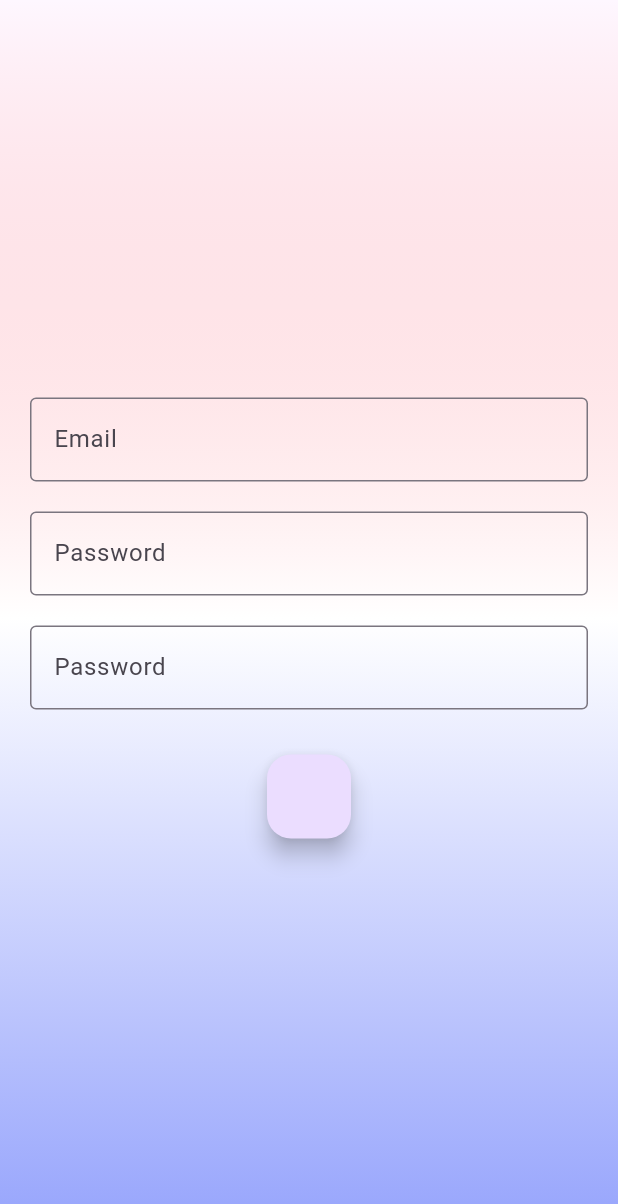
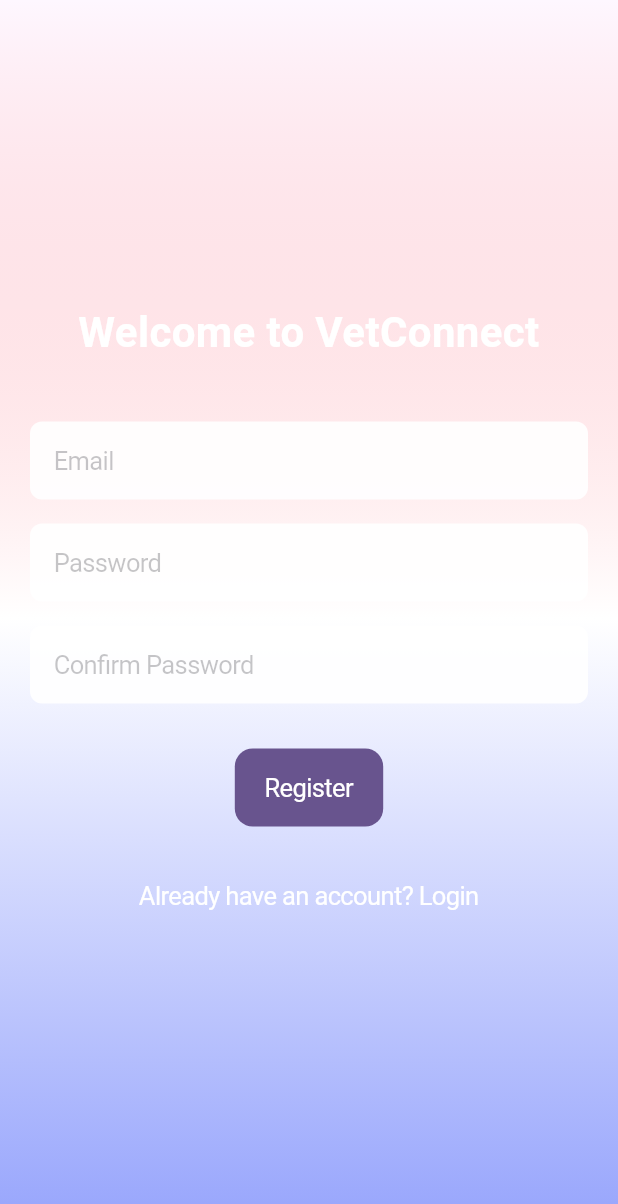
Before and after one commit to GarretsGitGathering/suri-vetconnect, a Flutter app: the RegisterPage screen opened directly, on a phone screen of 412 x 824 dp. Shown: the top 1204 px of the screen. Run offline on Flutter 3.47's test engine with Material 3 defaults, Android fonts, the phone set to English and light mode, and no system bars; our stand-ins replace cloud_firestore, firebase_auth, firebase_core, flutter_dotenv, shared_preferences; missing offline and left inert: dart_openai; accounts and stored records are empty.

Commit message:
Implemented better look for login and register pages. This will be the "new look".
Signed-off-by: Garret Washburn <gjwash02@louisvill.edu>

```diff
--- a/lib/firebase_helper.dart
+++ b/lib/firebase_helper.dart
@@ -17,7 +17,6 @@ class _FirebaseUser {
   }
 }
 
-// class which holds all firebase operation methods
 class FirebaseHelper {
 
   late _FirebaseUser _firebaseUser;
--- a/lib/registration/register.dart
+++ b/lib/registration/register.dart
@@ -1,7 +1,9 @@
 import 'package:flutter/material.dart';
+import 'package:flutter/cupertino.dart';
 import 'package:vetconnect/constants.dart';
-import 'package:vetconnect/home_page.dart';
+import 'package:vetconnect/route_page.dart';
 import 'package:vetconnect/firebase_helper.dart';
+import 'package:vetconnect/registration/login.dart';
 
 class RegisterPage extends StatefulWidget {
   const RegisterPage({super.key});
@@ -11,13 +13,16 @@ class RegisterPage extends StatefulWidget {
 }
 
 class _RegisterPageState extends State<RegisterPage> {
-
-  Future<void> registerHandler(String email, String password, String confirmPassword) async {
+  Future<void> registerHandler(
+    String email,
+    String password,
+    String confirmPassword,
+  ) async {
     if (email.length == 0 || !email.contains("@") || !email.contains(".")) {
       Constants.showPopup(
         context,
         "Invalid Email",
-        "The email address you have entered is not valid. Please enter a valid email."
+        "The email address you have entered is not valid. Please enter a valid email.",
       );
       return;
     }
@@ -26,21 +31,26 @@ class _RegisterPageState extends State<RegisterPage> {
       Constants.showPopup(
         context,
         "Invalid Passwords",
-        "The password(s) you have entered are invalid. Please ensure both passwords are greater that 6 characters and match."
+        "The password(s) you have entered are invalid. Please ensure both passwords are greater that 6 characters and match.",
       );
     }
 
-    FirebaseHelper? firebaseHelper = await FirebaseHelper.register(email, password);
+    FirebaseHelper? firebaseHelper = await FirebaseHelper.register(
+      email,
+      password,
+    );
 
     if (firebaseHelper != null) {
-      // update global firebase helper and push to HomePage
+      // update global firebase helper and push to RoutePage
       Constants.firebaseHelper = firebaseHelper;
-      Navigator.of(context).pushReplacement(MaterialPageRoute(builder: (_) => HomePage()));
+      Navigator.of(
+        context,
+      ).pushReplacement(MaterialPageRoute(builder: (_) => RoutePage()));
     } else {
       Constants.showPopup(
         context,
         "Unable to Register",
-        "We were unable to create your account at this time. Please try again soon."
+        "We were unable to create your account at this time. Please try again soon.",
       );
     }
   }
@@ -55,58 +65,88 @@ class _RegisterPageState extends State<RegisterPage> {
       body: Container(
         decoration: const BoxDecoration(
           gradient: LinearGradient(
-            colors: [
-                Color(0xffa3a3),
-                Color(0xffffffff),
-                Color(0xff95a3fc)
-            ],
+            colors: [Color(0xffa3a3), Color(0xffffffff), Color(0xff95a3fc)],
             begin: Alignment.topCenter,
-            end: Alignment.bottomCenter
-          )
+            end: Alignment.bottomCenter,
           ),
+        ),
+        child: SafeArea(
           child: Padding(
             padding: const EdgeInsets.all(20),
             child: Column(
               mainAxisAlignment: MainAxisAlignment.center,
               children: [
-              TextField(
+                Text(
+                  'Welcome to VetConnect',
+                  style: TextStyle(
+                    fontSize: 28,
+                    fontWeight: FontWeight.bold,
+                    color: CupertinoColors.white,
+                  ),
+                  textAlign: TextAlign.center,
+                ),
+                SizedBox(height: 40),
+                CupertinoTextField(
                   controller: emailController,
-                obscureText: false,
-                decoration: InputDecoration(
-                  border: OutlineInputBorder(),
-                  labelText: 'Email',
+                  placeholder: 'Email',
+                  keyboardType: TextInputType.emailAddress,
+                  padding: EdgeInsets.all(16),
+                  decoration: BoxDecoration(
+                    color: CupertinoColors.white.withOpacity(0.9),
+                    borderRadius: BorderRadius.circular(8),
                   ),
                 ),
-              SizedBox(height: 20),
-              TextField(
+                SizedBox(height: 16),
+                CupertinoTextField(
                   controller: passwordController,
+                  placeholder: 'Password',
                   obscureText: true,
-                decoration: InputDecoration(
-                  border: OutlineInputBorder(),
-                  labelText: 'Password',
+                  padding: EdgeInsets.all(16),
+                  decoration: BoxDecoration(
+                    color: CupertinoColors.white.withOpacity(0.9),
+                    borderRadius: BorderRadius.circular(8),
                   ),
                 ),
-              SizedBox(height: 20),
-              TextField(
+                SizedBox(height: 16),
+                CupertinoTextField(
                   controller: confirmPasswordController,
+                  placeholder: 'Confirm Password',
                   obscureText: true,
-                decoration: InputDecoration(
-                  border: OutlineInputBorder(),
-                  labelText: 'Password',
+                  padding: EdgeInsets.all(16),
+                  decoration: BoxDecoration(
+                    color: CupertinoColors.white.withOpacity(0.9),
+                    borderRadius: BorderRadius.circular(8),
                   ),
                 ),
-
                 SizedBox(height: 30),
-              FloatingActionButton(
+                CupertinoButton.filled(
                   onPressed: () {
-                  registerHandler(emailController.text, passwordController.text, confirmPasswordController.text);
-                }
-              )
+                    registerHandler(
+                      emailController.text,
+                      passwordController.text,
+                      confirmPasswordController.text,
+                    );
+                  },
+                  child: Text('Register'),
+                ),
+                SizedBox(height: 20),
+                CupertinoButton(
+                  onPressed: () {
+                    Navigator.pushReplacement(
+                      context,
+                      MaterialPageRoute(builder: (_) => LoginPage()),
+                    );
+                  },
+                  child: Text(
+                    'Already have an account? Login',
+                    style: TextStyle(color: CupertinoColors.white),
+                  ),
+                ),
               ],
             ),
           ),
-      )
-
+        ),
+      ),
     );
   }
 }
```
Also changed, not shown: lib/main.dart (+3 -6 lines), lib/registration/login.dart (+63 -30 lines), 4 other files. Lines whose indentation alone changed are shown as unchanged.
